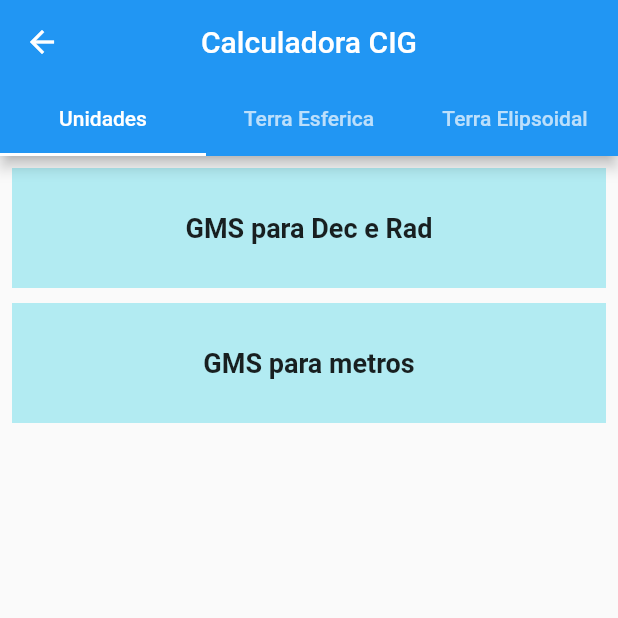
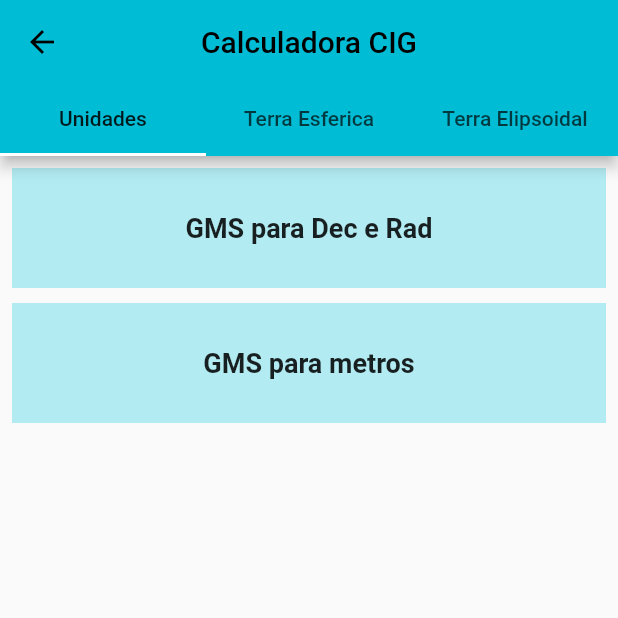
Before and after one commit to Makas-M/ALLCIG, a Flutter app: the screen it shows after launch, after a tap on "Calculadora", on a phone screen of 412 x 824 dp, the top half of it. Run offline on Flutter 3.47's test engine with Material 2 defaults, Android fonts, the phone set to English and light mode, and no system bars; our stand-ins replace flutter_map, latlong2.

Commit message:
mapa  do leaflet

```diff
--- a/allcig/lib/HomeScreen.dart
+++ b/allcig/lib/HomeScreen.dart
@@ -2,6 +2,7 @@
 import 'package:flutter/material.dart';
 
 import 'Componentes/Calculadora/Calculadora.dart';
+import 'Componentes/Coordenadas/Coordenadas.dart';
 import 'Componentes/Dicionario/Dicionario.dart';
 
 class HomeScreen extends StatefulWidget {
@@ -38,7 +39,7 @@ class _HomeScreenState extends State<HomeScreen> {
                   trailing: const CircleAvatar(
                     radius: 30,
                     //colocar imagem do usuario nesse ponto
-                    backgroundColor: Colors.cyan,
+                    backgroundColor: Colors.blue,
                   ),
                 )
               ],
@@ -51,7 +52,7 @@ class _HomeScreenState extends State<HomeScreen> {
               decoration: const BoxDecoration(
                 color: Colors.white,
                 borderRadius: BorderRadius.only(
-                  topLeft: Radius.circular(100)
+                  topLeft: Radius.circular(50)
                 )
               ),
               child:GridView.count(
@@ -74,7 +75,7 @@ class _HomeScreenState extends State<HomeScreen> {
                           ),
                         );
                       },
-                      splashColor: Colors.grey,
+                      splashColor: Colors.cyan,
                       child: Center(
                         child: Column(
                           mainAxisSize: MainAxisSize.min,
@@ -215,11 +216,11 @@ class _HomeScreenState extends State<HomeScreen> {
                   ),
                   child: InkWell(
                     onTap: () async {
-                //  Navigator.of(context).push(
-                   // MaterialPageRoute(
-                     // builder: (context) => Calculadora(),
-                   // ),
-               //   );
+                  Navigator.of(context).push(
+                    MaterialPageRoute(
+                      builder: (context) => Coordenadas(),
+                    ),
+                  );
                 },
                 splashColor: Colors.grey,
                 child: Center(
--- a/allcig/lib/main.dart
+++ b/allcig/lib/main.dart
@@ -20,7 +20,7 @@ class MyApp extends StatelessWidget {
       title: 'AllCIG',
       theme: ThemeData(
 
-        primarySwatch: Colors.blue,
+        primarySwatch: Colors.cyan,
       ),
       home: const HomeScreen(),
     );
--- a/allcig/pubspec.yaml
+++ b/allcig/pubspec.yaml
@@ -36,6 +36,8 @@ dependencies:
   # Use with the CupertinoIcons class for iOS style icons.
   cupertino_icons: ^1.0.2
   decimal: ^2.3.2
+  flutter_map:
+  url_launcher:
 
 dev_dependencies:
   flutter_test:
```
Also changed, not shown: allcig/lib/Componentes/Coordenadas/Coordenadas.dart (added, +35 -0 lines), allcig/pubspec.lock.
